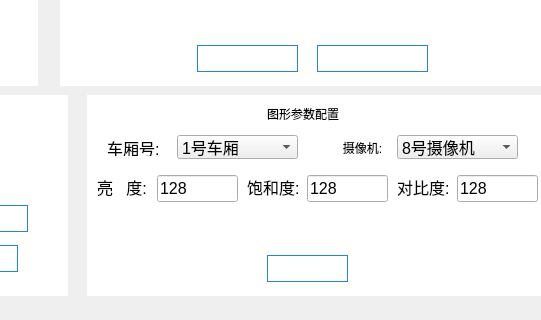
Above: usermanageconfig.ui from 1157889734/x86MyAppliction before the change; both pictures show x 403 to 944 and y 115 to 435 of the 944 by 435 pixel window. Below: the same form after it.
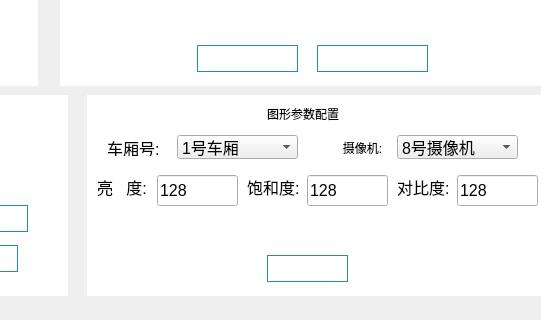
That is the form after the change. Icons and pictures are not drawn.

Diff of the .ui file:
```diff
--- a/usermanageconfig.ui
+++ b/usermanageconfig.ui
@@ -276,7 +276,7 @@
      <x>710</x>
      <y>290</y>
      <width>81</width>
-     <height>27</height>
+     <height>31</height>
     </rect>
    </property>
    <property name="font">
@@ -346,7 +346,7 @@
      <x>560</x>
      <y>290</y>
      <width>81</width>
-     <height>27</height>
+     <height>31</height>
     </rect>
    </property>
    <property name="font">
@@ -364,7 +364,7 @@
      <x>860</x>
      <y>290</y>
      <width>81</width>
-     <height>27</height>
+     <height>31</height>
     </rect>
    </property>
    <property name="font">
```
